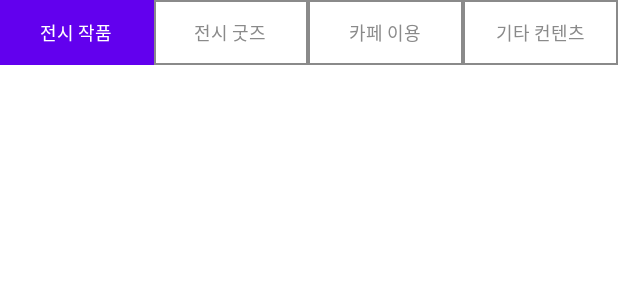
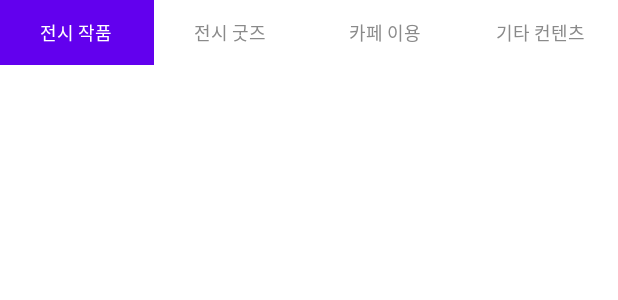
Before and after one commit to pooya98/values, an Android app: the layout fragment_01.xml on its own in the app's theme, with its tools: preview values and no code run, on a phone screen of 412 x 824 dp. Shown: the top 300 px of the screen. Run offline under Robolectric (Android 15) with nearby library versions, the light colour scheme and no system bars.

Commit message:
상단 네비게이션 바 관련 디자인 변경(버튼과 버튼 사이에 세로줄 뜨는 이슈 해결)

```diff
--- a/app/src/main/res/drawable/selector_radiobutton_background.xml
+++ b/app/src/main/res/drawable/selector_radiobutton_background.xml
@@ -5,10 +5,8 @@
 
     <!-- 버튼 배경 디자인(선택 되었을 경우)-->
     <item
-        android:top="0.5dp"
-        android:bottom="0.5dp"
-        android:left="-2dp"
-        android:right="-2dp"
+        android:top="2dp"
+        android:bottom="2dp"
         android:state_checked="true">
 
         <shape android:shape="rectangle">
@@ -20,14 +18,11 @@
 
     <!-- 버튼 배경 디자인(선택 되지않은 경우)-->
     <item
-        android:top="0.5dp"
-        android:bottom="0.5dp"
-        android:left="-2dp"
-        android:right="-2dp">
+        android:top="2dp"
+        android:bottom="2dp">
 
         <shape android:shape="rectangle">
-            <stroke android:color="@color/dh_gray" android:width="1dp"/>
-            <solid android:color="@color/dh_white" />
+            <stroke android:color="@color/dh_gray" android:width="0dp"/>
         </shape>
 
     </item>
```
Also changed, not shown: app/src/main/res/drawable/radiogroup_stroke.xml (added, +18 -0 lines).
